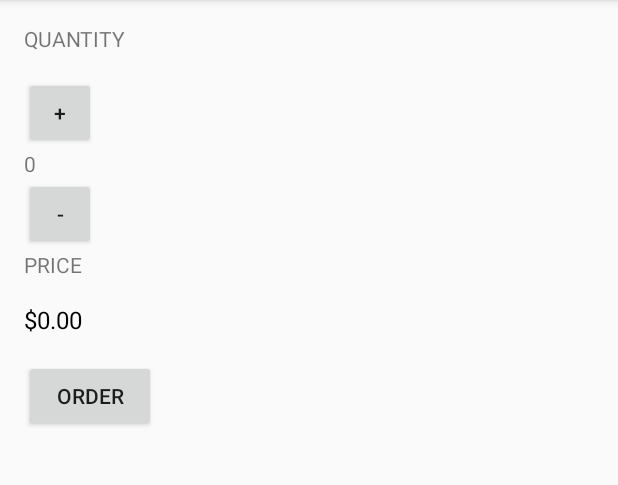
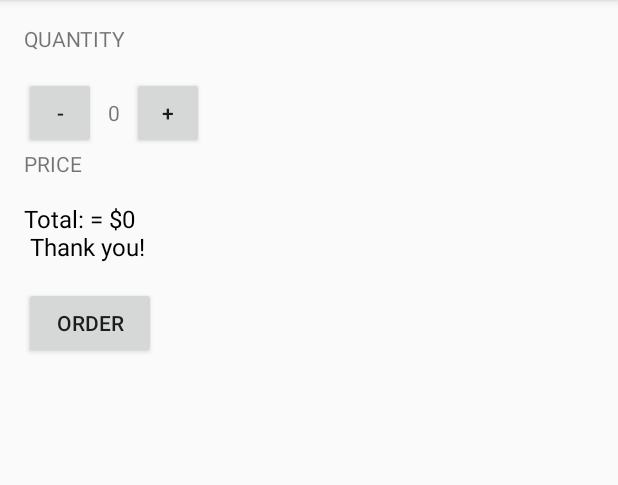
Before and after one commit to Pherlar/JustJava, an Android app: the screen it shows after launch (MainActivity), after a tap on "ORDER", on a phone screen of 412 x 824 dp, the part 84-569 px from its top. Run offline under Robolectric (Android 15) with nearby library versions, the phone set to English and light mode, and no system bars.

Commit message:
Change layout, add string variables

```diff
--- a/app/src/main/java/com/example/android/justjava/MainActivity.java
+++ b/app/src/main/java/com/example/android/justjava/MainActivity.java
@@ -32,8 +32,17 @@ public class MainActivity extends AppCompatActivity {
      * This method is called when the order button is clicked.
      */
     public void submitOrder(View view) {
-        display (quantity);
-        displayPrice(quantity * 5);
+        String priceMessage = "Total: = $" + quantity*5;
+        priceMessage = priceMessage + "\n Thank you!";
+        displayMessage(priceMessage);
+    }
+
+    /**
+     * This method displays the given text on the screen.
+     */
+    private void displayMessage(String message) {
+        TextView priceTextView = findViewById(R.id.price_text_view);
+        priceTextView.setText(message);
     }
 
     /**
@@ -59,7 +68,7 @@ public class MainActivity extends AppCompatActivity {
      * This method displays the given quantity value on the screen.
      */
     private void display(int number) {
-        TextView quantityTextView = (TextView) findViewById(R.id.quantity_text_view);
+        TextView quantityTextView = findViewById(R.id.quantity_text_view);
         quantityTextView.setText("" + number);
     }
 
@@ -67,7 +76,7 @@ public class MainActivity extends AppCompatActivity {
      * This method displays the given price on the screen.
      */
     private void displayPrice(int number) {
-        TextView priceTextView = (TextView) findViewById(R.id.price_text_view);
+        TextView priceTextView = findViewById(R.id.price_text_view);
         priceTextView.setText(NumberFormat.getCurrencyInstance().format(number));
     }
 }
--- a/app/src/main/res/layout/activity_main.xml
+++ b/app/src/main/res/layout/activity_main.xml
@@ -15,29 +15,35 @@
         android:text="Quantity"
         android:textAllCaps="true" />
 
-    <Button
-        android:id="@+id/quantity_plus"
-        android:layout_width="48dp"
-        android:layout_height="wrap_content"
-        android:text="+"
-        android:textAllCaps="true"
-        android:onClick="incrementQuantity" />
+    <LinearLayout
+       android:layout_width="match_parent"
+       android:layout_height="wrap_content"
+        android:orientation="horizontal">
 
+        <Button
+            android:id="@+id/quantity_minus"
+            android:layout_width="48dp"
+            android:layout_height="wrap_content"
+            android:text="-"
+            android:textAllCaps="true"
+            android:onClick="decrementQuantity" />
     <TextView
         android:id="@+id/quantity_text_view"
         android:layout_width="wrap_content"
         android:layout_height="wrap_content"
+        android:paddingHorizontal="8dp"
         android:text="0"
         android:textAllCaps="true" />
+        <Button
+            android:id="@+id/quantity_plus"
+            android:layout_width="48dp"
+            android:layout_height="wrap_content"
+            android:text="+"
+            android:textAllCaps="true"
+            android:onClick="incrementQuantity"
+            />
 
-    <Button
-        android:id="@+id/quantity_minus"
-        android:layout_width="48dp"
-        android:layout_height="wrap_content"
-        android:text="-"
-        android:textAllCaps="true"
-        android:onClick="decrementQuantity" />
-
+    </LinearLayout>
 
     <TextView
         android:layout_width="wrap_content"
```
